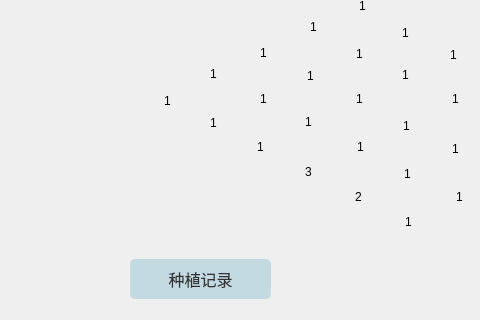
Before: the Qt Designer form forest.ui in MindfulMeadow-Dev-Team/MindfulMeadow, drawn with Qt 5; both pictures show x 0 to 480 and y 201 to 521 of the 621 by 521 pixel window.
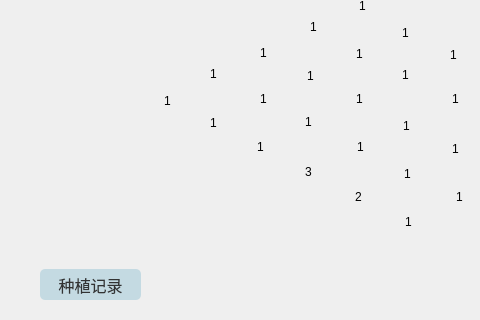
After: the same form once the commit is applied. Icons and pictures are not drawn.

Commit message: adjust nomatter img

```diff
--- a/forest.ui
+++ b/forest.ui
@@ -517,10 +517,10 @@
   <widget class="QPushButton" name="pushButton">
    <property name="geometry">
     <rect>
-     <x>130</x>
-     <y>460</y>
-     <width>141</width>
-     <height>40</height>
+     <x>40</x>
+     <y>470</y>
+     <width>101</width>
+     <height>31</height>
     </rect>
    </property>
    <property name="font">
```
The commit also changes 2 other files.
